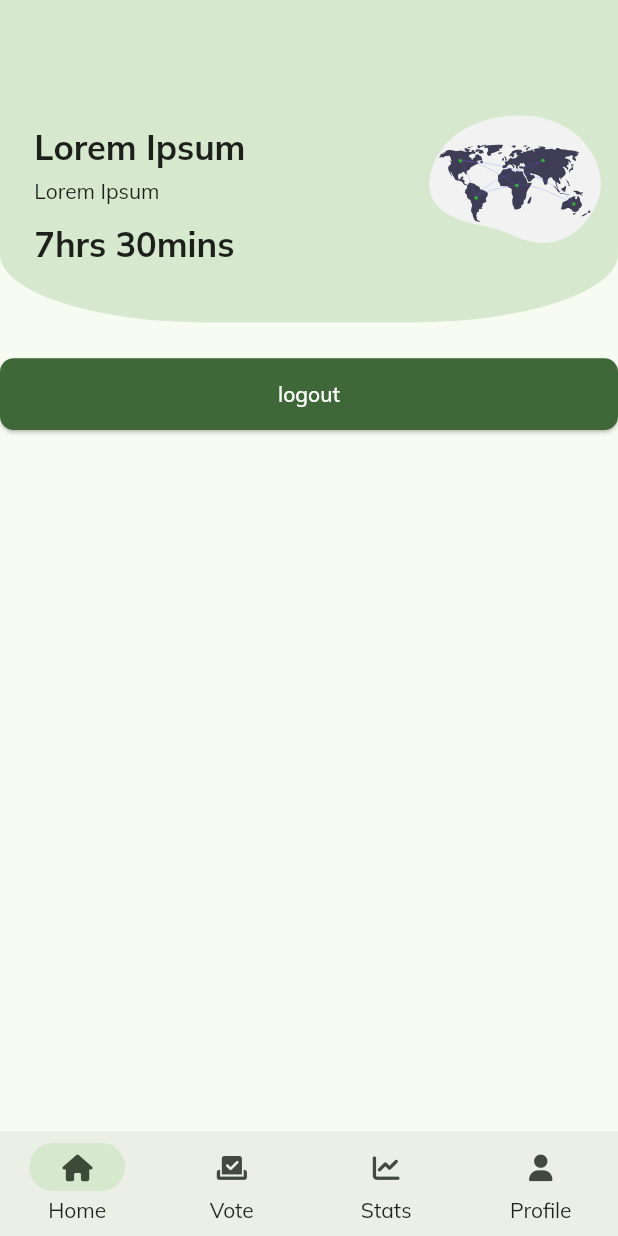
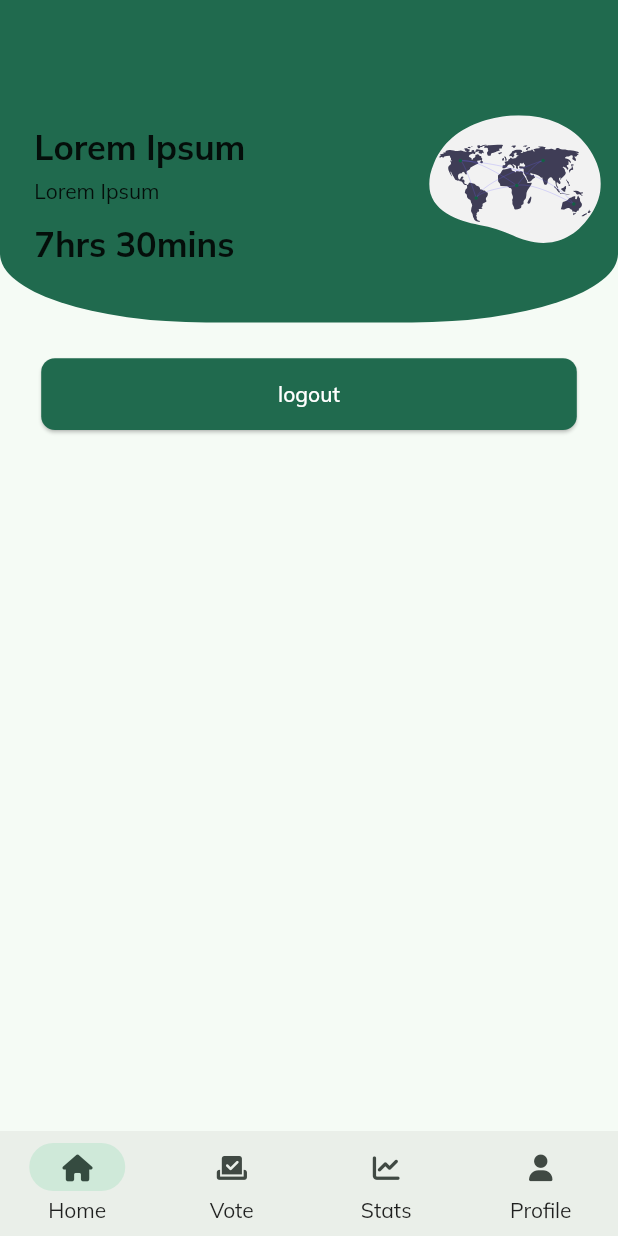
Before and after one commit to roufy235/E-Voting-App, a Flutter app: the screen it shows once a user with an empty profile is signed in, on a phone screen of 412 x 824 dp. Run offline on Flutter 3.47's test engine with Material 2 defaults, Android fonts, the phone set to English and light mode, and no system bars; drawn by our look-alikes of dynamic_color; our stand-ins replace cloud_firestore, firebase_analytics, firebase_auth, firebase_core, firebase_crashlytics, flutter_riverpod and 7 more; missing offline and left inert: firebase_performance; accounts and stored records are empty.

Commit message:
feat: svg colors updated

```diff
--- a/lib/main.dart
+++ b/lib/main.dart
@@ -2,7 +2,6 @@ import 'package:dynamic_color/dynamic_color.dart';
 import 'package:e_voting_app/firebase_options.dart';
 import 'package:e_voting_app/router/app_router.dart';
 import 'package:e_voting_app/utils/colors.dart';
-import 'package:e_voting_app/utils/dimens.dart';
 import 'package:firebase_analytics/firebase_analytics.dart';
 import 'package:firebase_core/firebase_core.dart';
 import 'package:firebase_crashlytics/firebase_crashlytics.dart';
--- a/lib/screens/home/main_screen.dart
+++ b/lib/screens/home/main_screen.dart
@@ -8,7 +8,6 @@ final StateProvider bottomNavigationCurrentIndexProvider = StateProvider<int>((r
 
 class MainScreen extends ConsumerStatefulWidget {
   const MainScreen({Key? key}) : super(key: key);
-
 
   @override
   ConsumerState<MainScreen> createState() => _MainScreenState();
--- a/lib/screens/home/tabs/home_tab.dart
+++ b/lib/screens/home/tabs/home_tab.dart
@@ -10,6 +10,7 @@ class HomeTab extends StatelessWidget {
 
   @override
   Widget build(BuildContext context) {
+    Color bgColor = Theme.of(context).brightness == Brightness.light ? Theme.of(context).colorScheme.primary : Theme.of(context).colorScheme.secondaryContainer;
     ScreenUtil.init(context);
     return Scaffold(
       body: SingleChildScrollView(
@@ -18,7 +19,7 @@ class HomeTab extends StatelessWidget {
             Container(
               height: 180.h,
               decoration: BoxDecoration(
-                color: Theme.of(context).colorScheme.secondaryContainer,
+                color: bgColor,
                 borderRadius: BorderRadius.only(
                   bottomLeft: Radius.elliptical(120.r, 40.r),
                   bottomRight: Radius.elliptical(120.r, 40.r),
@@ -68,11 +69,16 @@ class HomeTab extends StatelessWidget {
               ),
             ),
             SizedBox(height: 20.h),
-            BtnElevated(
-                child: Text('logout'),
-                onPressed: () async {
-                  AuthMethods().logout();
-                }
+            Padding(
+              padding: EdgeInsets.symmetric(
+                horizontal: 24.w
+              ),
+              child: BtnElevated(
+                  child: const Text('logout'),
+                  onPressed: () async {
+                    AuthMethods().logout();
+                  }
+              ),
             )
 
           ],
--- a/lib/utils/colors.dart
+++ b/lib/utils/colors.dart
@@ -1,5 +1,5 @@
 import 'package:flutter/material.dart';
 
-const Color brandColor = Color(0xFF36b336);
+const Color brandColor = Color(0xFF126145);
 const Color colorWhite = Color(0xFFFFFFFF);
 const Color colorWhiteV2 = Color(0xFFf4f4f4);
```
Also changed, not shown: assets/svg/map.svg, assets/svg/message_sent.svg, assets/svg/voting.svg.
